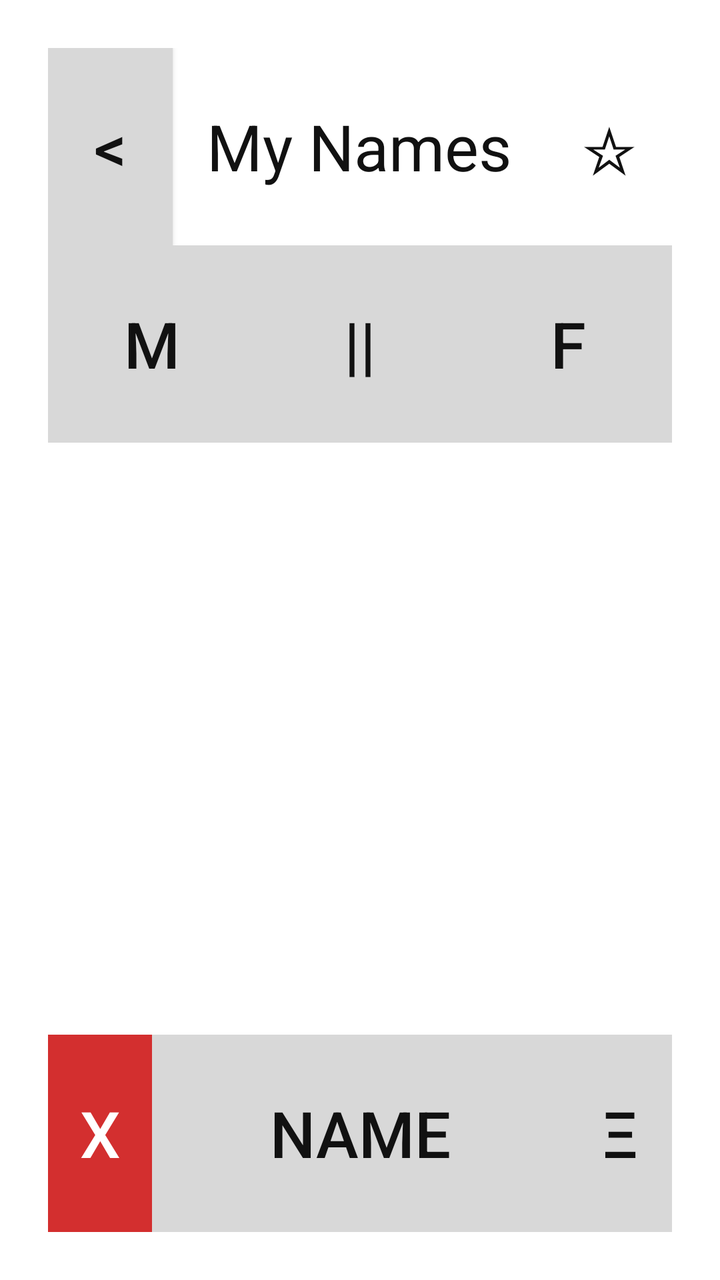
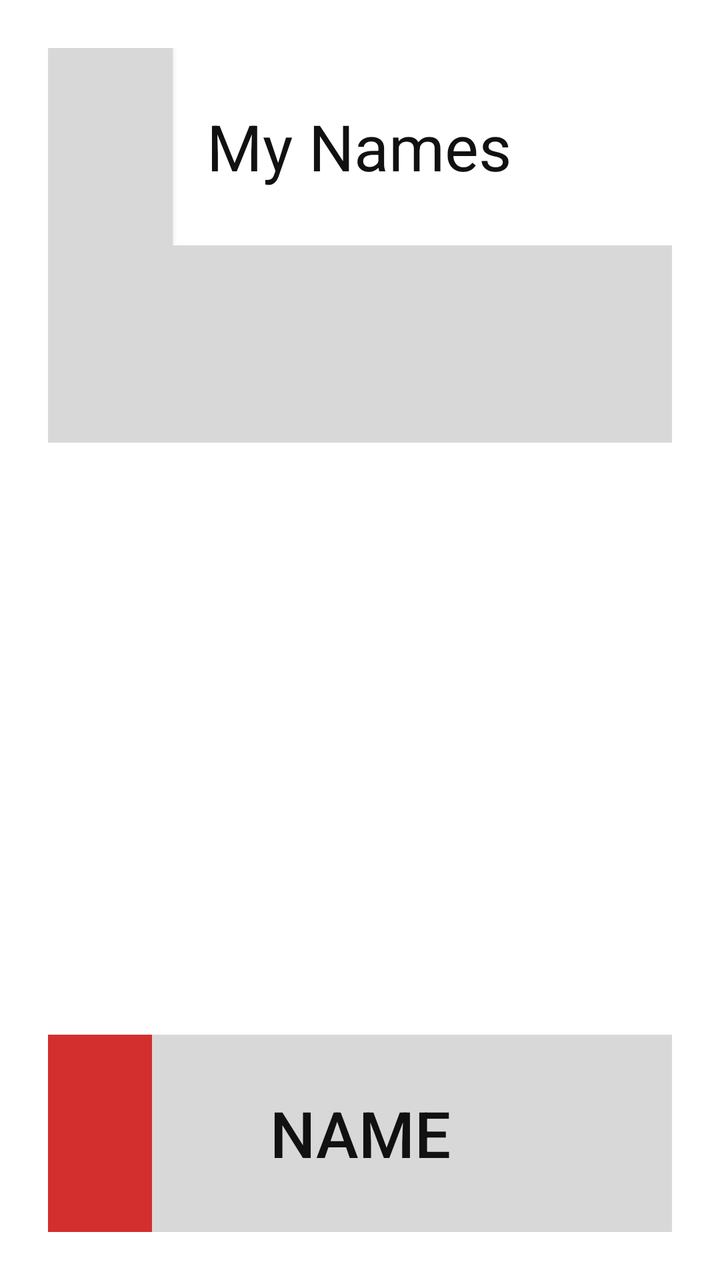

Two renders of the same Android screen: before a commit and after it. Below are the layout's source before the change and the commit's diff.
<!-- AndroidManifest.xml: application theme AppTheme -->
<!-- res/layout/my_names.xml -->
<LinearLayout
     xmlns:android="http://schemas.android.com/apk/res/android"
     xmlns:tools="http://schemas.android.com/tools"
     android:id="@+id/bg"
     android:orientation="vertical"
     android:layout_width="match_parent"
     android:layout_height="match_parent"
     android:padding="@dimen/largeMargin"
     tools:context=".NewNames"
     android:background="@color/white">

     <LinearLayout
          android:orientation="horizontal"
          android:layout_width="fill_parent"
          android:layout_height="0dp"
          android:layout_weight="1">

          <Button
               android:id="@+id/back"
               android:onClick="back"
               android:text="@string/back"
               android:textSize="@dimen/largeText"
               android:textColor="@color/button_text"
               android:padding="@dimen/smallMargin"
               android:layout_height="fill_parent"
               android:layout_width="0dp"
               android:layout_weight="1"
               android:background="@color/gray"
               android:gravity="center"
               android:layout_gravity="center_horizontal"/>

          <TextView
               android:text="@string/myNamesPage"
               android:gravity="center"
               android:textSize="@dimen/largeText"
               android:textColor="@color/text_primary"
               android:layout_height="fill_parent"
               android:layout_width="0dp"
               android:layout_weight="3"/>

          <TextView
               android:text="@string/myList"
               android:gravity="center"
               android:textSize="@dimen/largeText"
               android:textColor="@color/text_primary"
               android:layout_height="fill_parent"
               android:layout_width="0dp"
               android:layout_weight="1"/>

     </LinearLayout>

     <LinearLayout
          android:orientation="horizontal"
          android:id="@+id/genderButtonsLayout"
          android:gravity="center"
          android:layout_height="0dp"
          android:layout_width="fill_parent"
          android:layout_weight="1">

          <Button
               android:id="@+id/boys"
               android:onClick="boys"
               android:text="@string/boys"
               android:textSize="@dimen/largeText"
               android:textColor="@color/button_text"
               android:padding="@dimen/smallMargin"
               android:layout_width="0dp"
               android:layout_height="fill_parent"
               android:layout_weight="1"
               android:background="@color/gray"/>

          <Button
               android:background="@color/gray"
               android:id="@+id/all"
               android:onClick="all"
               android:text="@string/all"
               android:textSize="@dimen/largeText"
               android:textColor="@color/button_text"
               android:padding="@dimen/smallMargin"
               android:layout_width="0dp"
               android:layout_height="fill_parent"
               android:layout_weight="1"/>

          <Button
               android:background="@color/gray"
               android:id="@+id/girls"
               android:onClick="girls"
               android:text="@string/girls"
               android:textSize="@dimen/largeText"
               android:textColor="@color/button_text"
               android:padding="@dimen/smallMargin"
               android:layout_width="0dp"
               android:layout_height="fill_parent"
               android:layout_weight="1"/>

     </LinearLayout>

     <RelativeLayout
          android:id="@+id/namesListViewLayout"
          android:layout_height="0dp"
          android:layout_width="fill_parent"
          android:layout_weight="3">

          <ListView
               android:id="@+id/namesListView"
               android:choiceMode="singleChoice"
               android:layout_width="match_parent"
               android:layout_height="wrap_content"/>

     </RelativeLayout>

     <LinearLayout
          android:orientation="horizontal"
          android:layout_height="0dp"
          android:layout_width="fill_parent"
          android:layout_weight="1">

          <Button
               android:id="@+id/delete"
               android:onClick="delete"
               android:text="@string/delete"
               android:textSize="@dimen/largeText"
               android:textColor="@color/delete_text"
               android:layout_height="fill_parent"
               android:layout_width="0dp"
               android:layout_weight="1"
               android:background="@color/delete"/>

          <Button
               android:id="@+id/name"
               android:onClick="name"
               android:text="@string/name"
               android:textSize="@dimen/largeText"
               android:textColor="@color/button_text"
               android:layout_height="fill_parent"
               android:layout_width="0dp"
               android:layout_weight="4"
               android:background="@color/gray"/>

          <Button
               android:id="@+id/random"
               android:onClick="random"
               android:text="@string/random"
               android:textSize="@dimen/largeText"
               android:textColor="@color/button_text"
               android:layout_height="fill_parent"
               android:layout_width="0dp"
               android:layout_weight="1"
               android:background="@color/gray"/>

     </LinearLayout>

</LinearLayout>
<!-- resources referenced by this layout -->
<resources>
  <color name="button_text">#111111</color>
  <color name="delete">#d32f2f</color>
  <color name="delete_text">#ffffff</color>
  <color name="gray">#d8d8d8</color>
  <color name="text_primary">#111111</color>
  <color name="white">#ffffff</color>
  <dimen name="largeMargin">24dp</dimen>
  <dimen name="largeText">32sp</dimen>
  <dimen name="smallMargin">6dp</dimen>
  <string name="all">||</string>
  <string name="back">&lt;</string>
  <string name="boys">M</string>
  <string name="delete">x</string>
  <string name="girls">F</string>
  <string name="myList">☆</string>
  <string name="myNamesPage">My Names</string>
  <string name="name">Name</string>
  <string name="random">Ξ</string>
  <style name="AppTheme" parent="android:Theme.Material.Light.NoActionBar">
          <item name="android:textColor">@color/text_primary</item>
          <item name="android:textColorPrimary">@color/text_primary</item>
          <item name="android:textColorSecondary">@color/text_secondary</item>
          <item name="android:windowBackground">@color/white</item>
          <item name="android:colorBackground">@color/white</item>
      </style>
  <color name="text_secondary">#555555</color>
</resources>

<!-- the commit's change to res/layout/my_names.xml (unified diff, before → after) -->
@@ -18,15 +18,15 @@
           <Button
                android:id="@+id/back"
                android:onClick="back"
-               android:text="@string/back"
-               android:textSize="@dimen/largeText"
-               android:textColor="@color/button_text"
+               android:text=""
+               android:foreground="@drawable/tool_back"
+               android:foregroundGravity="center"
+               android:gravity="center"
                android:padding="@dimen/smallMargin"
                android:layout_height="fill_parent"
                android:layout_width="0dp"
                android:layout_weight="1"
                android:background="@color/gray"
-               android:gravity="center"
                android:layout_gravity="center_horizontal"/>
 
           <TextView
@@ -39,10 +39,11 @@
                android:layout_weight="3"/>
 
           <TextView
-               android:text="@string/myList"
+               android:text=""
+               android:foreground="@drawable/tool_star"
+               android:foregroundGravity="center"
                android:gravity="center"
-               android:textSize="@dimen/largeText"
-               android:textColor="@color/text_primary"
+               android:padding="@dimen/smallMargin"
                android:layout_height="fill_parent"
                android:layout_width="0dp"
                android:layout_weight="1"/>
@@ -60,9 +61,10 @@
           <Button
                android:id="@+id/boys"
                android:onClick="boys"
-               android:text="@string/boys"
-               android:textSize="@dimen/largeText"
-               android:textColor="@color/button_text"
+               android:text=""
+               android:foreground="@drawable/ic_boy"
+               android:foregroundGravity="center"
+               android:gravity="center"
                android:padding="@dimen/smallMargin"
                android:layout_width="0dp"
                android:layout_height="fill_parent"
@@ -73,9 +75,10 @@
                android:background="@color/gray"
                android:id="@+id/all"
                android:onClick="all"
-               android:text="@string/all"
-               android:textSize="@dimen/largeText"
-               android:textColor="@color/button_text"
+               android:text=""
+               android:foreground="@drawable/ic_baby"
+               android:foregroundGravity="center"
+               android:gravity="center"
                android:padding="@dimen/smallMargin"
                android:layout_width="0dp"
                android:layout_height="fill_parent"
@@ -85,9 +88,10 @@
                android:background="@color/gray"
                android:id="@+id/girls"
                android:onClick="girls"
-               android:text="@string/girls"
-               android:textSize="@dimen/largeText"
-               android:textColor="@color/button_text"
+               android:text=""
+               android:foreground="@drawable/ic_girl"
+               android:foregroundGravity="center"
+               android:gravity="center"
                android:padding="@dimen/smallMargin"
                android:layout_width="0dp"
                android:layout_height="fill_parent"
@@ -118,9 +122,11 @@
           <Button
                android:id="@+id/delete"
                android:onClick="delete"
-               android:text="@string/delete"
-               android:textSize="@dimen/largeText"
-               android:textColor="@color/delete_text"
+               android:text=""
+               android:foreground="@drawable/tool_delete"
+               android:foregroundGravity="center"
+               android:gravity="center"
+               android:padding="@dimen/smallMargin"
                android:layout_height="fill_parent"
                android:layout_width="0dp"
                android:layout_weight="1"
@@ -140,9 +146,11 @@
           <Button
                android:id="@+id/random"
                android:onClick="random"
-               android:text="@string/random"
-               android:textSize="@dimen/largeText"
-               android:textColor="@color/button_text"
+               android:text=""
+               android:foreground="@drawable/tool_shuffle"
+               android:foregroundGravity="center"
+               android:gravity="center"
+               android:padding="@dimen/smallMargin"
                android:layout_height="fill_parent"
                android:layout_width="0dp"
                android:layout_weight="1"
<!-- resource entries referenced after the edit -->
@@ -9,15 +9,72 @@
   <dimen name="largeMargin">24dp</dimen>
   <dimen name="largeText">32sp</dimen>
   <dimen name="smallMargin">6dp</dimen>
-  <string name="all">||</string>
-  <string name="back">&lt;</string>
-  <string name="boys">M</string>
-  <string name="delete">x</string>
-  <string name="girls">F</string>
-  <string name="myList">☆</string>
+  <!-- drawable ic_baby: png bitmap (drawable-hdpi, 3486 bytes) -->
+  <!-- drawable ic_boy: png bitmap (drawable-hdpi, 4145 bytes) -->
+  <!-- drawable ic_girl: png bitmap (drawable-hdpi, 4881 bytes) -->
+  <!-- drawable tool_back (drawable) -->
+  <vector xmlns:android="http://schemas.android.com/apk/res/android"
+      android:width="28dp"
+      android:height="28dp"
+      android:viewportWidth="100"
+      android:viewportHeight="100">
+      <path
+          android:fillColor="@color/button_text"
+          android:pathData="M 70,18 C 72.5,16.5 76,18.2 76,21.5 L 76,78.5 C 76,81.8 72.5,83.5 70,82 L 22,53.5 C 19.5,52 19.5,48 22,46.5 Z"/>
+  </vector>
+  <!-- drawable tool_delete (drawable) -->
+  <vector xmlns:android="http://schemas.android.com/apk/res/android"
+      android:width="28dp"
+      android:height="28dp"
+      android:viewportWidth="100"
+      android:viewportHeight="100">
+      <path
+          android:strokeColor="@color/delete_text"
+          android:strokeWidth="16"
+          android:strokeLineCap="round"
+          android:pathData="M 22,22 L 78,78 M 78,22 L 22,78"/>
+  </vector>
+  <!-- drawable tool_shuffle (drawable) -->
+  <vector xmlns:android="http://schemas.android.com/apk/res/android"
+      android:width="28dp"
+      android:height="28dp"
+      android:viewportWidth="100"
+      android:viewportHeight="100">
+      <path
+          android:strokeColor="@color/button_text"
+          android:strokeWidth="12"
+          android:strokeLineCap="round"
+          android:strokeLineJoin="round"
+          android:pathData="M 16,30 L 36,30 C 52,30 48,70 64,70 L 76,70"/>
+      <path
+          android:strokeColor="@color/button_text"
+          android:strokeWidth="12"
+          android:strokeLineCap="round"
+          android:pathData="M 16,70 L 36,70 C 42,70 45,61 48,53"/>
+      <path
+          android:strokeColor="@color/button_text"
+          android:strokeWidth="12"
+          android:strokeLineCap="round"
+          android:pathData="M 52,47 C 55,39 58,30 64,30 L 76,30"/>
+      <path
+          android:fillColor="@color/button_text"
+          android:pathData="M 72,16 L 90,30 L 72,44 Z"/>
+      <path
+          android:fillColor="@color/button_text"
+          android:pathData="M 72,56 L 90,70 L 72,84 Z"/>
+  </vector>
+  <!-- drawable tool_star (drawable) -->
+  <vector xmlns:android="http://schemas.android.com/apk/res/android"
+      android:width="28dp"
+      android:height="28dp"
+      android:viewportWidth="100"
+      android:viewportHeight="100">
+      <path
+          android:fillColor="@color/button_text"
+          android:pathData="M 50,8 L 62.5,35.5 L 91.5,39.5 L 70.5,59.5 L 75.8,88.5 L 50,74.5 L 24.2,88.5 L 29.5,59.5 L 8.5,39.5 L 37.5,35.5 Z"/>
+  </vector>
   <string name="myNamesPage">My Names</string>
   <string name="name">Name</string>
-  <string name="random">Ξ</string>
   <style name="AppTheme" parent="android:Theme.Material.Light.NoActionBar">
           <item name="android:textColor">@color/text_primary</item>
           <item name="android:textColorPrimary">@color/text_primary</item>
